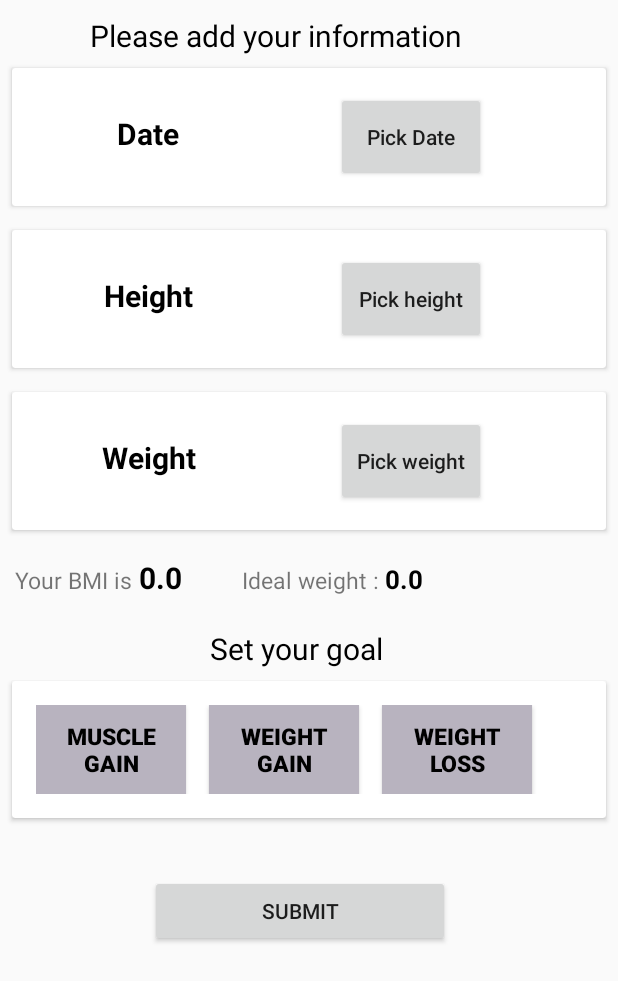
After one commit to Anii232002/Rubix-23-12-Access_Denied, an Android app: the UserInfo screen opened directly, with no data from a screen before it, on a phone screen of 412 x 824 dp. The commit adds this screen. Shown: the top 981 px of the screen. Run offline under Robolectric (Android 15) with nearby library versions, the phone set to English and light mode, and no system bars; our stand-ins replace Firebase (no records; nobody signed in at launch, a user with empty details on screens opened directly).

Commit message:
User status done with backend

```diff
--- /dev/null
+++ b/app/src/main/res/layout/activity_user_info.xml
@@ -0,0 +1,269 @@
+<?xml version="1.0" encoding="utf-8"?>
+<LinearLayout xmlns:android="http://schemas.android.com/apk/res/android"
+    xmlns:app="http://schemas.android.com/apk/res-auto"
+    xmlns:tools="http://schemas.android.com/tools"
+    android:layout_width="match_parent"
+    android:layout_height="match_parent"
+    android:orientation="vertical"
+    tools:context=".UserInfo">
+<TextView
+    android:layout_width="wrap_content"
+    android:layout_height="wrap_content"
+    android:text="Please add your information"
+    android:textSize="20dp"
+    android:textColor="@color/black"
+    android:layout_marginLeft="60dp"
+    android:layout_marginTop="10dp"/>
+
+
+
+    <androidx.cardview.widget.CardView
+        android:layout_width="match_parent"
+        android:layout_height="wrap_content"
+        android:layout_margin="8dp">
+
+        <LinearLayout
+            android:layout_width="match_parent"
+            android:layout_height="wrap_content"
+            android:orientation="horizontal"
+            android:padding="16dp">
+
+
+
+            <TextView
+                android:id="@+id/idTVSelectedDate"
+                android:layout_width="150dp"
+                android:layout_height="wrap_content"
+                android:layout_above="@id/idBtnPickDate"
+                android:layout_centerInParent="true"
+
+                android:gravity="center"
+                android:padding="10dp"
+                android:text="Date"
+                android:textAlignment="center"
+                android:textColor="@color/black"
+                android:textSize="20sp"
+                android:textStyle="bold" />
+
+            <!--on below line we are creating
+                a button for date picker-->
+            <Button
+                android:id="@+id/idBtnPickDate"
+                android:layout_width="100dp"
+                android:layout_height="60dp"
+                android:layout_centerInParent="true"
+               android:layout_marginLeft="50dp"
+                android:text="Pick Date"
+                android:textAllCaps="false" />
+
+
+        </LinearLayout>
+    </androidx.cardview.widget.CardView>
+
+    <androidx.cardview.widget.CardView
+        android:layout_width="match_parent"
+        android:layout_height="wrap_content"
+        android:layout_margin="8dp">
+
+        <LinearLayout
+            android:layout_width="match_parent"
+            android:layout_height="wrap_content"
+            android:orientation="horizontal"
+            android:padding="16dp">
+
+
+
+            <TextView
+                android:id="@+id/height"
+                android:layout_width="150dp"
+                android:layout_height="wrap_content"
+
+                android:layout_centerInParent="true"
+
+                android:gravity="center"
+                android:padding="10dp"
+                android:text="Height"
+                android:textAlignment="center"
+                android:textColor="@color/black"
+                android:textSize="20sp"
+                android:textStyle="bold" />
+
+            <!--on below line we are creating
+                a button for date picker-->
+            <Button
+                android:id="@+id/idBtnPickHeight"
+                android:layout_width="100dp"
+                android:layout_height="60dp"
+                android:layout_centerInParent="true"
+                android:layout_marginLeft="50dp"
+                android:text="Pick height"
+                android:textAllCaps="false" />
+
+
+        </LinearLayout>
+    </androidx.cardview.widget.CardView>
+
+    <androidx.cardview.widget.CardView
+        android:layout_width="match_parent"
+        android:layout_height="wrap_content"
+        android:layout_margin="8dp">
+
+        <LinearLayout
+            android:layout_width="match_parent"
+            android:layout_height="wrap_content"
+            android:orientation="horizontal"
+            android:padding="16dp">
+
+
+
+            <TextView
+                android:id="@+id/weight"
+                android:layout_width="150dp"
+                android:layout_height="wrap_content"
+
+                android:layout_centerInParent="true"
+
+                android:gravity="center"
+                android:padding="10dp"
+                android:text="Weight"
+                android:textAlignment="center"
+                android:textColor="@color/black"
+                android:textSize="20sp"
+                android:textStyle="bold" />
+
+            <!--on below line we are creating
+                a button for date picker-->
+            <Button
+                android:id="@+id/idBtnPickWeight"
+                android:layout_width="100dp"
+                android:layout_height="60dp"
+                android:layout_centerInParent="true"
+                android:layout_marginLeft="50dp"
+                android:text="Pick weight"
+                android:textAllCaps="false" />
+
+
+        </LinearLayout>
+    </androidx.cardview.widget.CardView>
+    <LinearLayout
+        android:layout_width="wrap_content"
+        android:layout_height="wrap_content"
+        android:layout_marginTop="5dp"
+        android:layout_margin="10dp"
+        android:orientation="horizontal">
+        <TextView
+            android:layout_width="wrap_content"
+            android:layout_height="wrap_content"
+            android:textSize="15dp"
+            android:text="Your BMI is "/>
+        <TextView
+            android:id="@+id/bmi"
+            android:layout_width="wrap_content"
+            android:layout_height="wrap_content"
+            android:textSize="20dp"
+            android:textStyle="bold"
+           android:maxLines="1"
+            android:maxLength="5"
+            android:textColor="@color/black"
+            android:text="0.0"/>
+        <TextView
+            android:layout_width="wrap_content"
+            android:layout_height="wrap_content"
+            android:layout_marginLeft="40dp"
+            android:textSize="15dp"
+
+            android:text="Ideal weight : "/>
+        <TextView
+            android:id="@+id/idealweight"
+            android:layout_width="wrap_content"
+            android:layout_height="wrap_content"
+            android:textStyle="bold"
+            android:textSize="17dp"
+            android:textColor="@color/black"
+            android:text="0.0"/>
+
+
+    </LinearLayout>
+
+    <TextView
+        android:layout_width="wrap_content"
+        android:layout_height="wrap_content"
+        android:text="Set your goal"
+        android:textSize="20dp"
+        android:textColor="@color/black"
+        android:layout_marginLeft="140dp"
+        android:layout_marginTop="10dp"/>
+
+    <androidx.cardview.widget.CardView
+        android:layout_width="match_parent"
+        android:layout_height="wrap_content"
+        android:layout_margin="8dp">
+
+        <LinearLayout
+            android:layout_width="match_parent"
+            android:layout_height="wrap_content"
+            android:orientation="horizontal"
+            android:padding="16dp">
+
+
+
+            <Button
+
+                android:id="@+id/muscle_gain"
+                android:layout_width="100dp"
+                android:layout_height="wrap_content"
+
+                android:layout_centerInParent="true"
+                android:layout_marginLeft="0dp"
+                android:gravity="center"
+                android:padding="10dp"
+                android:text="Muscle Gain"
+                android:background="#B8B3BF"
+                android:textAlignment="center"
+                android:textColor="@color/black"
+                android:textSize="15sp"
+                android:textStyle="bold" />
+
+            <!--on below line we are creating
+                a button for date picker-->
+
+            <Button
+
+                android:id="@+id/weight_gain"
+                android:layout_width="100dp"
+                android:layout_height="wrap_content"
+                android:background="#B8B3BF"
+                android:layout_centerInParent="true"
+                android:layout_marginLeft="15dp"
+                android:gravity="center"
+                android:padding="10dp"
+                android:text="Weight Gain"
+                android:textAlignment="center"
+                android:textColor="@color/black"
+                android:textSize="15sp"
+                android:textStyle="bold" />
+            <Button
+                android:id="@+id/weight_loss"
+                android:layout_width="100dp"
+                android:layout_height="wrap_content"
+                android:layout_marginLeft="15dp"
+                android:layout_centerInParent="true"
+                android:background="#B8B3BF"
+                android:gravity="center"
+                android:padding="10dp"
+                android:text="Weight loss"
+                android:textAlignment="center"
+                android:textColor="@color/black"
+                android:textSize="15sp"
+                android:textStyle="bold" />
+
+        </LinearLayout>
+    </androidx.cardview.widget.CardView>
+    <Button
+        android:id="@+id/submit"
+        android:layout_width="200dp"
+        android:layout_height="wrap_content"
+        android:layout_marginTop="30dp"
+        android:layout_marginLeft="100dp"
+        android:text="Submit"/>
+</LinearLayout>
--- a/app/src/main/res/values/colors.xml
+++ b/app/src/main/res/values/colors.xml
@@ -17,4 +17,5 @@
     <color name="iconTint">#C8FFFFFF</color>
     <color name="iconTintActive">#ffffff</color>
     <color name="colorTextPrimary">#ffffff</color>
+    <color name="grey">#FFB8B3BF</color>
 </resources>
```
Also changed, not shown: app/src/main/AndroidManifest.xml (+15 -12 lines), app/src/main/java/com/example/csiapp/Fragments/DashboardFragment.java (+13 -2 lines), app/src/main/java/com/example/csiapp/UserInfo.java (added, +288 -0 lines), app/src/main/res/layout/dialog.xml (added, +26 -0 lines), app/src/main/res/layout/fragment_dashboard.xml (+36 -7 lines).
